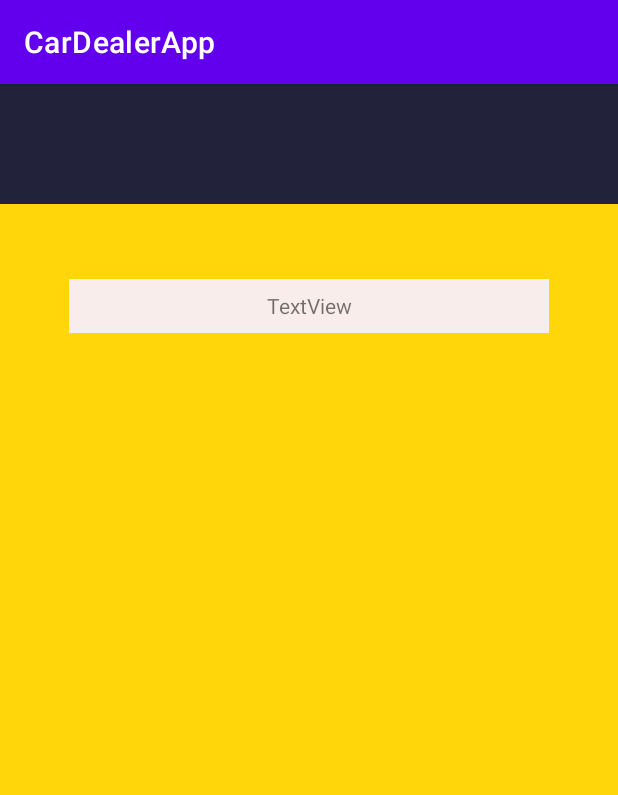
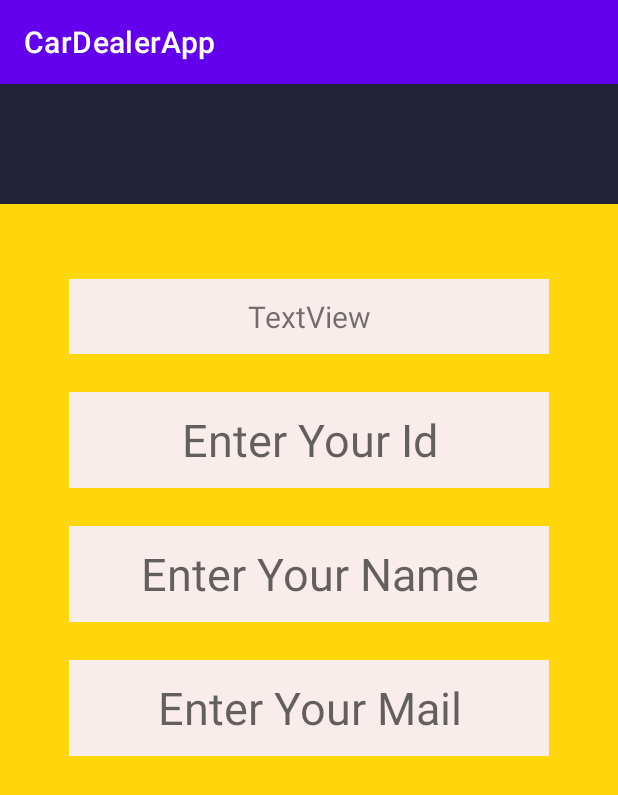
Before and after one commit to davidmillan5/CarDealerApp, an Android app: the ActivityClients screen opened directly, with no data from a screen before it, on a phone screen of 412 x 824 dp. Shown: the top 795 px of the screen. Run offline under Robolectric (Android 15) with nearby library versions, the phone set to English and light mode, and no system bars.

Commit message:
Edit Text and Text View added to the project

```diff
--- a/app/src/main/res/layout/activity_clients.xml
+++ b/app/src/main/res/layout/activity_clients.xml
@@ -9,6 +9,7 @@
     tools:context=".MainActivity">
 
     <TextView
+        android:id="@+id/clientid"
         android:layout_width="match_parent"
         android:layout_height="80dp"
         android:background="@color/grayblack"
@@ -17,12 +18,52 @@
     <TextView
         android:id="@+id/textView"
         android:layout_width="320sp"
-        android:layout_height="36sp"
+        android:layout_height="50sp"
         android:layout_marginTop="50sp"
         android:gravity="center"
         android:layout_gravity="center"
         android:background="@color/whitey"
+        android:textSize="20sp"
         android:text="TextView"/>
+
+    <EditText
+        android:id="@+id/etidentification"
+        android:layout_width="320sp"
+        android:layout_height="64sp"
+        android:ems="10"
+        android:layout_marginTop="25dp"
+        android:textSize="30sp"
+        android:hint="Enter Your Id"
+        android:gravity="center"
+        android:layout_gravity="center"
+        android:inputType="number"
+        android:background="@color/whitey" />
+
+    <EditText
+        android:id="@+id/etfullname"
+        android:layout_width="320sp"
+        android:layout_height="64sp"
+        android:ems="10"
+        android:layout_marginTop="25dp"
+        android:textSize="30sp"
+        android:hint="Enter Your Name"
+        android:gravity="center"
+        android:layout_gravity="center"
+        android:inputType="text"
+        android:background="@color/whitey"/>
+
+    <EditText
+        android:id="@+id/etemail"
+        android:layout_width="320sp"
+        android:layout_height="64sp"
+        android:ems="10"
+        android:layout_marginTop="25dp"
+        android:textSize="30sp"
+        android:hint="Enter Your Mail"
+        android:gravity="center"
+        android:layout_gravity="center"
+        android:inputType="text"
+        android:background="@color/whitey"/>
 
 
 </LinearLayout>
```
